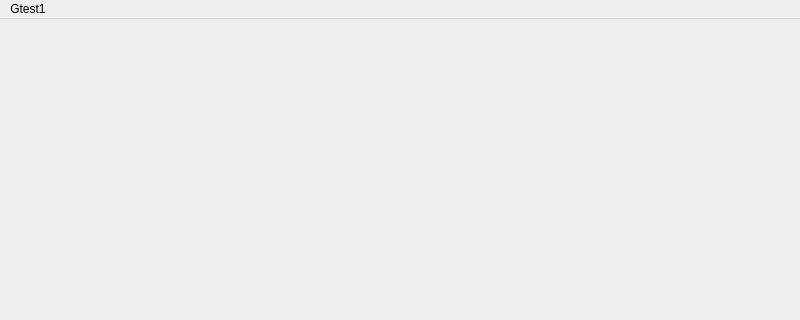
This is growbox_control_desktop_app1/growboxcontrol.ui in wojtron2/Desktop_QT_app_box as Qt 5 draws it before an edit; both pictures show x 0 to 800 and y 0 to 320 of the 800 by 600 pixel window. The edited form follows.
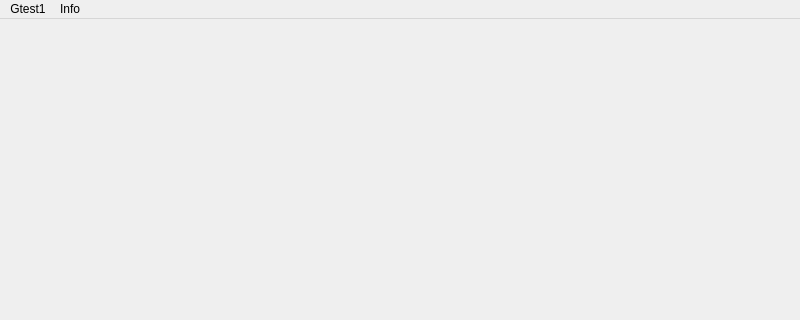
This is the edited form.

```diff
--- a/growbox_control_desktop_app1/growboxcontrol.ui
+++ b/growbox_control_desktop_app1/growboxcontrol.ui
@@ -27,8 +27,16 @@
     <property name="title">
      <string>Gtest1</string>
     </property>
+    <addaction name="actionGtest2"/>
+    <addaction name="actiontest3"/>
+   </widget>
+   <widget class="QMenu" name="menuInfo">
+    <property name="title">
+     <string>Info</string>
+    </property>
    </widget>
    <addaction name="menuGtest1"/>
+   <addaction name="menuInfo"/>
   </widget>
   <widget class="QStatusBar" name="statusbar"/>
  </widget>
```
Left out of the diff: 10 changed lines with no effect on the pictures.
